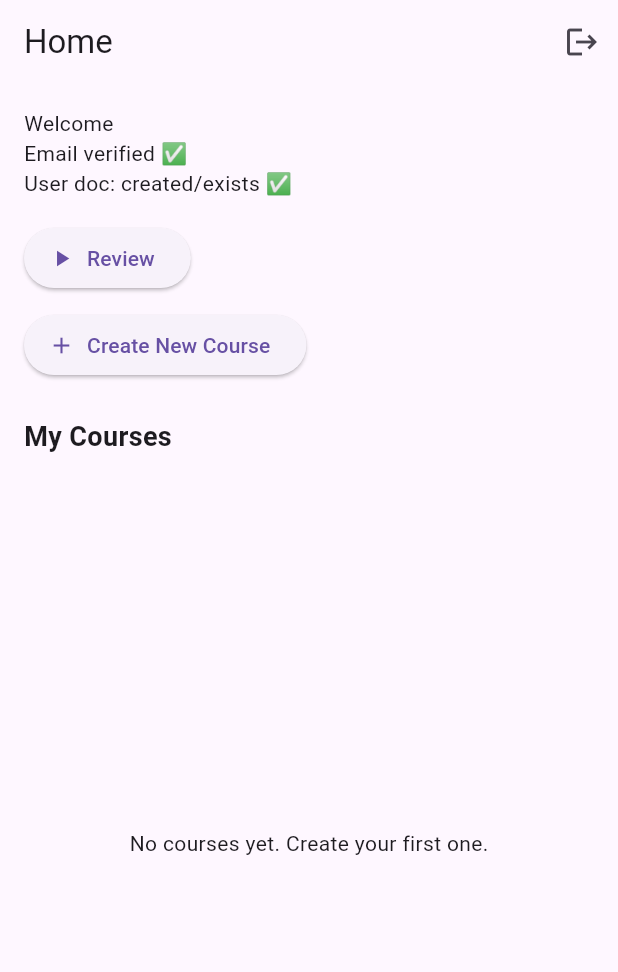
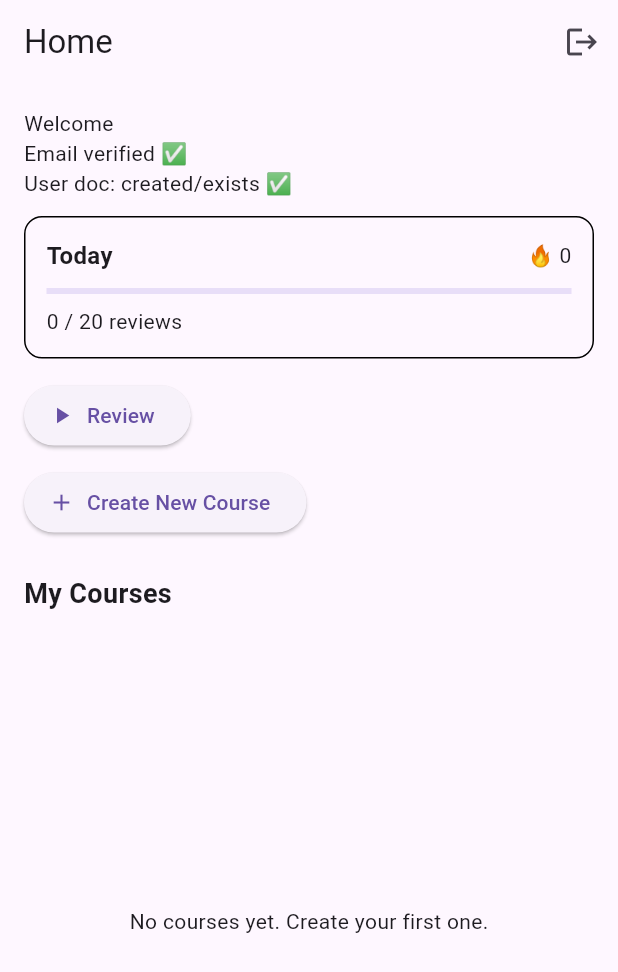
Before and after one commit to Y3llowFlash/srls-app, a Flutter app: the screen it shows once a user with an empty profile is signed in, on a phone screen of 412 x 824 dp. Shown: the top 972 px of the screen. Run offline on Flutter 3.47's test engine with Material 3 defaults, Android fonts, the phone set to English and light mode, and no system bars; our stand-ins replace cloud_firestore, firebase_auth, firebase_core; accounts and stored records are empty.

Commit message:
Day 6 complete: review flow, daily progress, streak, firestore rules fix

```diff
--- a/lib/screens/home_screen.dart
+++ b/lib/screens/home_screen.dart
@@ -5,9 +5,9 @@ import 'package:cloud_firestore/cloud_firestore.dart';
 import '../screens/create_course_screen.dart';
 import '../models/course.dart';
 import 'course_detail_screen.dart';
+import 'package:srls_app/screens/review/review_session_screen.dart';
 
-// ✅ Use session style review (Anki/RemNote)
-import 'package:srls_app/screens/review/review_session_screen.dart';
+import '../services/stats_service.dart';
 
 class HomeScreen extends StatefulWidget {
   const HomeScreen({super.key});
@@ -18,6 +18,7 @@ class HomeScreen extends StatefulWidget {
 
 class _HomeScreenState extends State<HomeScreen> {
   bool _created = false;
+  final _stats = StatsService();
 
   @override
   void initState() {
@@ -43,7 +44,7 @@ class _HomeScreenState extends State<HomeScreen> {
 
       if (!mounted) return;
       setState(() => _created = true);
-    } catch (e) {
+    } catch (_) {
       if (!mounted) return;
       setState(() => _created = false);
     }
@@ -51,6 +52,52 @@ class _HomeScreenState extends State<HomeScreen> {
 
   Future<void> _logout() async {
     await FirebaseAuth.instance.signOut();
+  }
+
+  Widget _progressCard() {
+    return StreamBuilder<Map<String, dynamic>>(
+      stream: _stats.watchToday(defaultGoal: 20),
+      builder: (context, snapToday) {
+        final done = (snapToday.data?['reviewsDone'] as int?) ?? 0;
+        final goal = (snapToday.data?['goal'] as int?) ?? 20;
+
+        final progress = goal <= 0 ? 0.0 : (done / goal).clamp(0.0, 1.0);
+
+        return StreamBuilder<Map<String, dynamic>>(
+          stream: _stats.watchSummary(),
+          builder: (context, snapSum) {
+            final streak = (snapSum.data?['streakDays'] as num?)?.toInt() ?? 0;
+
+            return Container(
+              padding: const EdgeInsets.all(14),
+              decoration: BoxDecoration(
+                border: Border.all(),
+                borderRadius: BorderRadius.circular(12),
+              ),
+              child: Column(
+                crossAxisAlignment: CrossAxisAlignment.start,
+                children: [
+                  Row(
+                    children: [
+                      const Text(
+                        'Today',
+                        style: TextStyle(fontSize: 16, fontWeight: FontWeight.bold),
+                      ),
+                      const Spacer(),
+                      Text('🔥 $streak'),
+                    ],
+                  ),
+                  const SizedBox(height: 10),
+                  LinearProgressIndicator(value: progress),
+                  const SizedBox(height: 8),
+                  Text('$done / $goal reviews'),
+                ],
+              ),
+            );
+          },
+        );
+      },
+    );
   }
 
   @override
@@ -75,16 +122,19 @@ class _HomeScreenState extends State<HomeScreen> {
               'Email verified ✅\n'
               'User doc: ${_created ? "created/exists ✅" : "checking..."}',
             ),
-            const SizedBox(height: 16),
+            const SizedBox(height: 12),
 
-            // ✅ Global Review (Anki-style session)
+            // ✅ Daily progress + streak
+            _progressCard(),
+
+            const SizedBox(height: 14),
+
+            // ✅ Global Review (session)
             ElevatedButton.icon(
               onPressed: () {
                 Navigator.push(
                   context,
-                  MaterialPageRoute(
-                    builder: (_) => const ReviewSessionScreen(),
-                  ),
+                  MaterialPageRoute(builder: (_) => const ReviewSessionScreen()),
                 );
               },
               icon: const Icon(Icons.play_arrow),
@@ -97,9 +147,7 @@ class _HomeScreenState extends State<HomeScreen> {
               onPressed: () {
                 Navigator.push(
                   context,
-                  MaterialPageRoute(
-                    builder: (_) => const CreateCourseScreen(),
-                  ),
+                  MaterialPageRoute(builder: (_) => const CreateCourseScreen()),
                 );
               },
               icon: const Icon(Icons.add),
@@ -124,15 +172,10 @@ class _HomeScreenState extends State<HomeScreen> {
                           .snapshots(),
                       builder: (context, snapshot) {
                         if (snapshot.hasError) {
-                          return Center(
-                            child: Text('Error: ${snapshot.error}'),
-                          );
+                          return Center(child: Text('Error: ${snapshot.error}'));
                         }
-
-                        if (snapshot.connectionState ==
-                            ConnectionState.waiting) {
-                          return const Center(
-                              child: CircularProgressIndicator());
+                        if (snapshot.connectionState == ConnectionState.waiting) {
+                          return const Center(child: CircularProgressIndicator());
                         }
 
                         final docs = snapshot.data?.docs ?? [];
@@ -142,17 +185,14 @@ class _HomeScreenState extends State<HomeScreen> {
                           );
                         }
 
-                        final courses = docs
-                            .map((d) => Course.fromMap(d.id, d.data()))
-                            .toList();
+                        final courses =
+                            docs.map((d) => Course.fromMap(d.id, d.data())).toList();
 
                         return ListView.separated(
                           itemCount: courses.length,
-                          separatorBuilder: (_, __) =>
-                              const Divider(height: 1),
+                          separatorBuilder: (_, __) => const Divider(height: 1),
                           itemBuilder: (context, i) {
                             final c = courses[i];
-
                             return ListTile(
                               title: Text(c.title),
                               subtitle: Text(
@@ -165,7 +205,7 @@ class _HomeScreenState extends State<HomeScreen> {
                                   MaterialPageRoute(
                                     builder: (_) => CourseDetailScreen(
                                       courseId: c.id,
-                                      courseTitle: c.title, // ✅ FIXED
+                                      courseTitle: c.title,
                                     ),
                                   ),
                                 );
--- a/lib/screens/topic/topic_screen.dart
+++ b/lib/screens/topic/topic_screen.dart
@@ -65,6 +65,7 @@ class _TopicScreenState extends State<TopicScreen> {
     );
   }
 
+  // ignore: unused_element
   void _startQuestionReview() {
     // Reviews ONLY questions in this topic
     Navigator.push(
--- /dev/null
+++ b/lib/services/stats_service.dart
@@ -0,0 +1,110 @@
+import 'package:cloud_firestore/cloud_firestore.dart';
+import 'package:firebase_auth/firebase_auth.dart';
+
+class StatsService {
+  final FirebaseFirestore _db;
+
+  StatsService({FirebaseFirestore? db}) : _db = db ?? FirebaseFirestore.instance;
+
+  String get _uid {
+    final u = FirebaseAuth.instance.currentUser;
+    if (u == null) throw Exception('Not logged in');
+    return u.uid;
+  }
+
+  DocumentReference<Map<String, dynamic>> _dailyDoc(String yyyyMmDd) => _db
+      .collection('users')
+      .doc(_uid)
+      .collection('stats')
+      .doc('daily_$yyyyMmDd');
+
+  DocumentReference<Map<String, dynamic>> _summaryDoc() => _db
+      .collection('users')
+      .doc(_uid)
+      .collection('stats')
+      .doc('summary');
+
+  String todayKeyUtcSafe() {
+    // Using local date is fine for MVP; later you can align to user timezone.
+    final now = DateTime.now();
+    final y = now.year.toString().padLeft(4, '0');
+    final m = now.month.toString().padLeft(2, '0');
+    final d = now.day.toString().padLeft(2, '0');
+    return '$y-$m-$d';
+  }
+
+  String yesterdayKeyUtcSafe() {
+    final now = DateTime.now().subtract(const Duration(days: 1));
+    final y = now.year.toString().padLeft(4, '0');
+    final m = now.month.toString().padLeft(2, '0');
+    final d = now.day.toString().padLeft(2, '0');
+    return '$y-$m-$d';
+  }
+
+  /// Call after each successful rating.
+  /// Call after each successful rating.
+  Future<void> recordReview({int defaultGoal = 20}) async {
+    final today = todayKeyUtcSafe();
+    final yesterday = yesterdayKeyUtcSafe();
+
+    final dailyRef = _dailyDoc(today);
+    final summaryRef = _summaryDoc();
+
+    await _db.runTransaction((tx) async {
+      // ✅ READS FIRST
+      final dailySnap = await tx.get(dailyRef);
+      final sumSnap = await tx.get(summaryRef);
+
+      // ---- daily ----
+      final currentDone =
+          (dailySnap.data()?['reviewsDone'] as num?)?.toInt() ?? 0;
+      final currentGoal =
+          (dailySnap.data()?['goal'] as num?)?.toInt() ?? defaultGoal;
+
+      // ---- summary ----
+      final lastActive = (sumSnap.data()?['lastActiveDate'] as String?) ?? '';
+      final streak = (sumSnap.data()?['streakDays'] as num?)?.toInt() ?? 0;
+      final total = (sumSnap.data()?['totalReviews'] as num?)?.toInt() ?? 0;
+
+      int newStreak;
+      if (lastActive == today) {
+        newStreak = streak;
+      } else if (lastActive == yesterday) {
+        newStreak = streak <= 0 ? 1 : streak + 1;
+      } else {
+        newStreak = 1;
+      }
+
+      // ✅ WRITES AFTER ALL READS
+      tx.set(dailyRef, {
+        'date': today,
+        'reviewsDone': currentDone + 1,
+        'goal': currentGoal,
+        'updatedAt': FieldValue.serverTimestamp(),
+      }, SetOptions(merge: true));
+
+      tx.set(summaryRef, {
+        'lastActiveDate': today,
+        'streakDays': newStreak,
+        'totalReviews': total + 1,
+        'updatedAt': FieldValue.serverTimestamp(),
+      }, SetOptions(merge: true));
+    });
+  }
+
+
+  Stream<Map<String, dynamic>> watchToday({int defaultGoal = 20}) {
+    final today = todayKeyUtcSafe();
+    return _dailyDoc(today).snapshots().map((snap) {
+      final data = snap.data() ?? {};
+      data['goal'] = (data['goal'] as num?)?.toInt() ?? defaultGoal;
+      data['reviewsDone'] = (data['reviewsDone'] as num?)?.toInt() ?? 0;
+      data['date'] = data['date'] ?? today;
+      return data;
+    });
+  }
+
+  Stream<Map<String, dynamic>> watchSummary() {
+    return _summaryDoc().snapshots().map((snap) => snap.data() ?? {});
+  }
+}
```
Also changed, not shown: lib/screens/course_detail_screen.dart (+57 -15 lines), lib/screens/review/review_queue_screen.dart (+38 -25 lines), lib/screens/review/review_session_screen.dart (+42 -35 lines), lib/services/topic_service.dart (+35 -45 lines).
